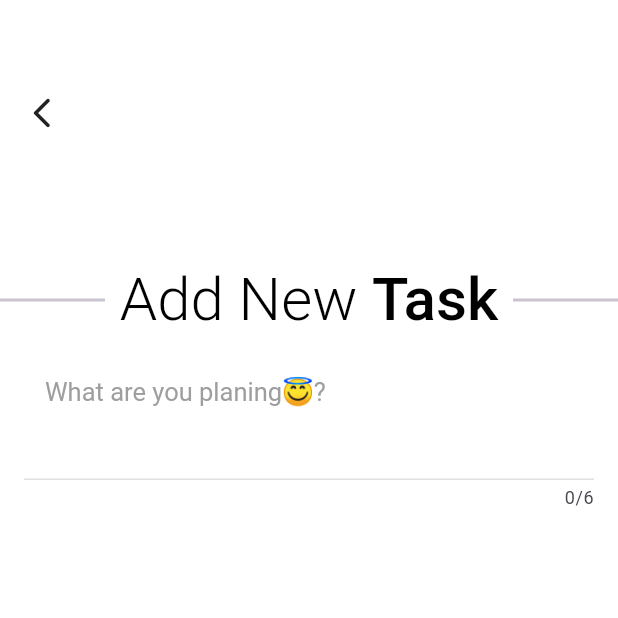
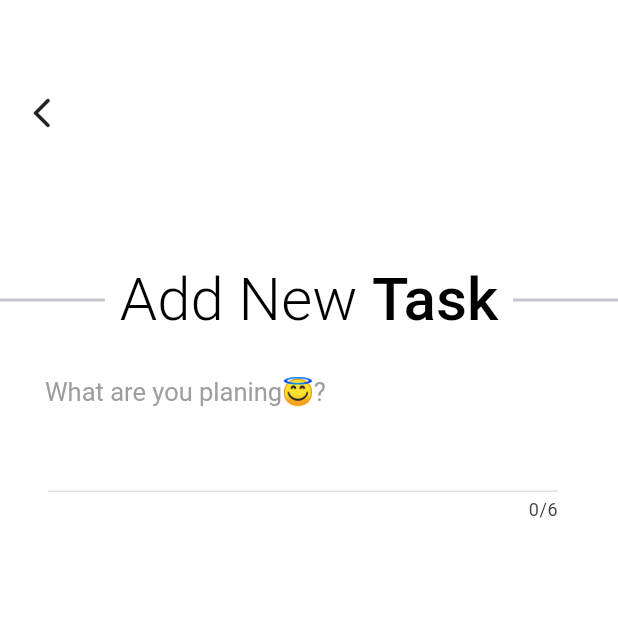
Before and after one commit to Amal-AM4/Todo-Hive, a Flutter app: the TaskView screen opened directly, on a phone screen of 412 x 824 dp, the top half of it. Run offline on Flutter 3.47's test engine with Material 3 defaults, Android fonts, the phone set to English and light mode, and no system bars; our stand-ins replace animate_do, flutter_slider_drawer, lottie.

Commit message:
textfield fewer changes

```diff
--- a/lib/views/tasks/task_view.dart
+++ b/lib/views/tasks/task_view.dart
@@ -10,6 +10,10 @@ class TaskView extends StatefulWidget {
 }
 
 class _TaskViewState extends State<TaskView> {
+  final TextEditingController titleTaskController = TextEditingController();
+  final TextEditingController descriptionTaskController =
+      TextEditingController();
+
   @override
   Widget build(BuildContext context) {
     final textTheme = Theme.of(context).textTheme;
@@ -45,23 +49,8 @@ class _TaskViewState extends State<TaskView> {
                       ),
                     ),
 
-                    Container(
-                      width: double.infinity,
-                      margin: EdgeInsets.symmetric(horizontal: 16),
-                      child: TextFormField(
-                        maxLength: 6,
-                        cursorHeight: 24,
-                        style: TextStyle(color: Colors.black),
-                        decoration: InputDecoration(
-                          enabledBorder: UnderlineInputBorder(
-                            borderSide: BorderSide(color: Colors.grey.shade300),
-                          ),
-                          focusedBorder: UnderlineInputBorder(
-                            borderSide: BorderSide(color: Colors.grey.shade300),
-                          ),
-                        ),
-                      ),
-                    ),
+                    // Task Title
+                    RepTextField(controller: titleTaskController),
                   ],
                 ),
               ),
@@ -99,3 +88,37 @@ class _TaskViewState extends State<TaskView> {
     );
   }
 }
+
+class RepTextField extends StatelessWidget {
+  const RepTextField({super.key, required this.controller});
+
+  final TextEditingController controller;
+
+  @override
+  Widget build(BuildContext context) {
+    return Container(
+      width: double.infinity,
+      margin: EdgeInsets.symmetric(horizontal: 16),
+      child: ListTile(
+        title: TextFormField(
+          controller: controller,
+          maxLength: 6,
+          cursorHeight: 24,
+          style: TextStyle(color: Colors.black),
+          decoration: InputDecoration(
+            enabledBorder: UnderlineInputBorder(
+              borderSide: BorderSide(color: Colors.grey.shade300),
+            ),
+            focusedBorder: UnderlineInputBorder(
+              borderSide: BorderSide(color: Colors.grey.shade300),
+            ),
+          ),
+          onFieldSubmitted: (value) {},
+          // later will work on this part
+          onChanged: (value) {},
+          // later will work on this part
+        ),
+      ),
+    );
+  }
+}
```
